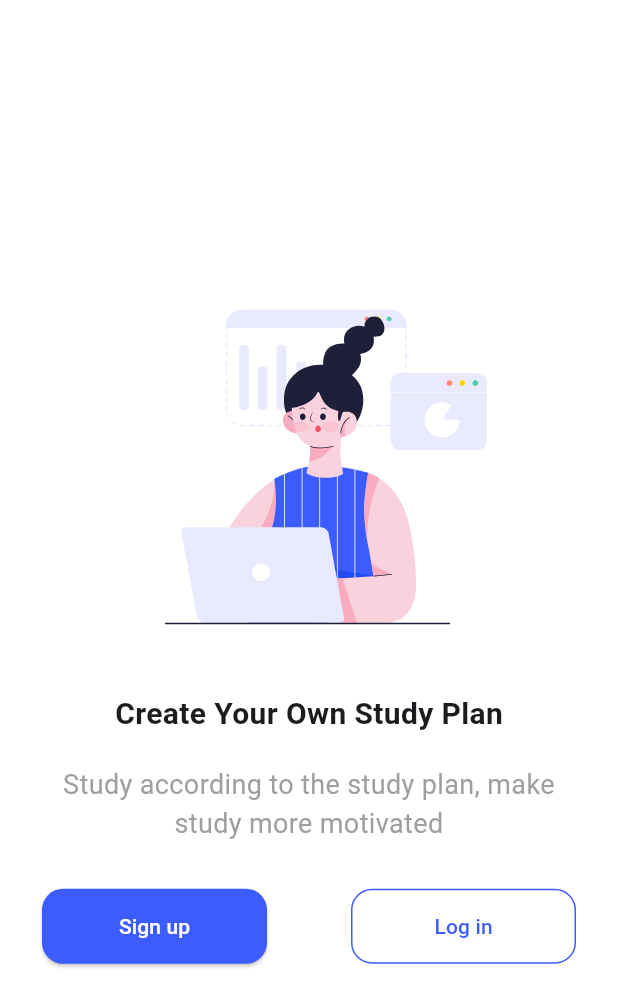
After one commit to SemajCode/skill_harvest, a Flutter app: the screen it shows after launch, after a tap on "Log in", on a phone screen of 412 x 824 dp. The commit adds this screen. Shown: the top 1007 px of the screen. Run offline on Flutter 3.47's test engine with Material 3 defaults, Android fonts, the phone set to English and light mode, and no system bars; our stand-ins replace flutter_svg, gap.

```diff
--- a/lib/Theme/pallete.dart
+++ b/lib/Theme/pallete.dart
@@ -5,7 +5,7 @@ class Pallete {
   static const offWhiteColor = Color.fromRGBO(240, 240, 242, 1);
   static const blackColor = Color.fromRGBO(1, 1, 1, 1);
   static const blueColor = Color.fromRGBO(61, 92, 255, 1);
-  static const greyText = Color.fromRGBO(133, 133, 151, 1);
+  static const greyText = Colors.grey;
 
   // 133,133,151
 
--- a/lib/main.dart
+++ b/lib/main.dart
@@ -1,7 +1,7 @@
 import 'package:flutter/material.dart';
 import 'package:skillharvest/Theme/pallete.dart';
-import 'package:skillharvest/features/auth/screens/login_screen.dart';
-// import 'package:skillharvest/splash_screen.dart';
+import 'package:skillharvest/features/auth/screens/signup.dart';
+import 'package:skillharvest/splash_screen.dart';
 
 void main() {
   runApp(const MyApp());
@@ -17,7 +17,7 @@ class MyApp extends StatelessWidget {
       debugShowCheckedModeBanner: false,
       title: 'SkillHarvest',
       theme: Pallete.lightThemeMode,
-      home: const LoginScreen(),
+      home: const SplashScreen(),
     );
   }
 }
--- /dev/null
+++ b/lib/onboarding.dart
@@ -0,0 +1,79 @@
+import 'package:flutter/material.dart';
+import 'package:flutter_svg/flutter_svg.dart';
+import 'package:gap/gap.dart';
+import 'package:skillharvest/Theme/pallete.dart';
+import 'package:skillharvest/core/constants/constant.dart';
+import 'package:skillharvest/features/auth/screens/signup.dart';
+
+class Onboarding extends StatelessWidget {
+  const Onboarding({super.key});
+
+  @override
+  Widget build(BuildContext context) {
+    return Scaffold(
+      body: Padding(
+        padding: const EdgeInsets.all(28.0),
+        child: Column(
+          mainAxisAlignment: MainAxisAlignment.center,
+          children: [
+            SvgPicture.asset(AppImage.loginImage),
+            const Gap(20),
+            const Text(
+              'Create Your Own Study Plan',
+              style: TextStyle(
+                fontSize: 20,
+                fontWeight: FontWeight.bold,
+              ),
+            ),
+            const Gap(20),
+            const Text(
+              'Study according to the study plan, make study more motivated',
+              textAlign: TextAlign.center,
+              style: TextStyle(
+                color: Pallete.greyText,
+                fontSize: 18,
+              ),
+            ),
+            const Gap(30),
+            Row(
+              mainAxisAlignment: MainAxisAlignment.spaceBetween,
+              children: [
+                ElevatedButton(
+                  onPressed: () {
+                    Navigator.of(context).push(
+                      MaterialPageRoute(
+                        builder: (context) => const Signup(),
+                      ),
+                    );
+                  },
+                  style: ElevatedButton.styleFrom(
+                    minimumSize: const Size(150, 50),
+                    backgroundColor: Pallete.blueColor,
+                    foregroundColor: Pallete.whiteColor,
+                    shape: RoundedRectangleBorder(
+                      borderRadius: BorderRadius.circular(14),
+                    ),
+                  ),
+                  child: const Text('Sign up'),
+                ),
+                OutlinedButton(
+                  onPressed: () {},
+                  style: OutlinedButton.styleFrom(
+                    minimumSize: const Size(150, 50),
+                    backgroundColor: Pallete.whiteColor,
+                    foregroundColor: Pallete.blueColor,
+                    shape: RoundedRectangleBorder(
+                      borderRadius: BorderRadius.circular(14),
+                    ),
+                    side: const BorderSide(color: Pallete.blueColor),
+                  ),
+                  child: const Text('Log in'),
+                )
+              ],
+            )
+          ],
+        ),
+      ),
+    );
+  }
+}
--- a/lib/splash_screen.dart
+++ b/lib/splash_screen.dart
@@ -1,6 +1,6 @@
 import 'package:flutter/material.dart';
 import 'package:gap/gap.dart';
-// import 'package:skillharvest/features/auth/screens/login_screen.dart';
+import 'package:skillharvest/onboarding.dart';
 
 class SplashScreen extends StatefulWidget {
   const SplashScreen({super.key});
@@ -10,21 +10,21 @@ class SplashScreen extends StatefulWidget {
 }
 
 class _SplashScreenState extends State<SplashScreen> {
-  // @override
-  // void initState() {
-  //   loadDelay();
-  //   super.initState();
-  // }
+  @override
+  void initState() {
+    loadDelay();
+    super.initState();
+  }
 
-  // void loadDelay() {
-  //   Future.delayed(const Duration(seconds: 5), () {
-  //     Navigator.of(context).pushReplacement(
-  //       MaterialPageRoute(
-  //         builder: (context) => const LoginScreen(),
-  //       ),
-  //     );
-  //   });
-  // }
+  void loadDelay() {
+    Future.delayed(const Duration(seconds: 5), () {
+      Navigator.of(context).pushReplacement(
+        MaterialPageRoute(
+          builder: (context) => const Onboarding(),
+        ),
+      );
+    });
+  }
 
   @override
   Widget build(BuildContext context) {
@@ -50,7 +50,7 @@ class _SplashScreenState extends State<SplashScreen> {
               ),
             ),
             Gap(20),
-            // CircularProgressIndicator()
+            CircularProgressIndicator()
           ],
         ),
       ),
```
Also changed, not shown: lib/core/common/buttons.dart (added, +27 -0 lines), lib/core/common/signup_checkbox.dart (added, +28 -0 lines), lib/core/common/text_fields.dart (added, +94 -0 lines), lib/features/auth/screens/login.dart (+3 -70 lines), lib/features/auth/screens/signup.dart (+95 -0 lines).
